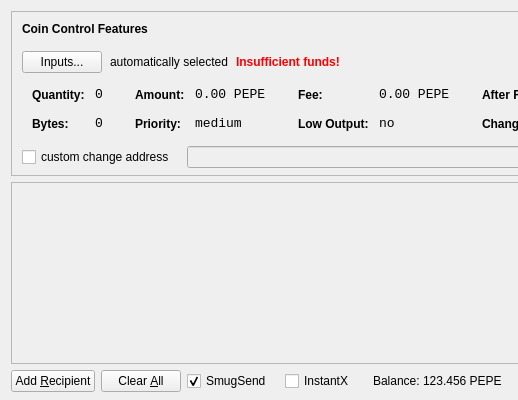
The window that src/qt/forms/sendcoinsdialog.ui (projectmemetic/pepecoin) describes before a commit, drawn with Qt 5; both pictures show x 0 to 518 and y 0 to 400 of the 850 by 400 pixel window.
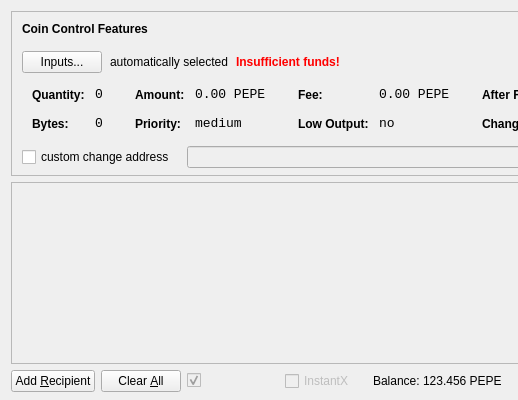
The same window after the commit. Icons and pictures are not drawn.

What changed in the file:
```diff
--- a/src/qt/forms/sendcoinsdialog.ui
+++ b/src/qt/forms/sendcoinsdialog.ui
@@ -701,6 +701,9 @@
        </property>
         <item>
         <widget class="QCheckBox" name="checkUseDarksend">
+         <property name="enabled">
+          <bool>false</bool>
+         </property>
          <property name="minimumSize">
           <size>
            <width>95</width>
@@ -708,7 +711,7 @@
           </size>
          </property>
          <property name="text">
-          <string>SmugSend</string>
+          <string/>
          </property>
          <property name="checked">
           <bool>true</bool>
@@ -718,7 +721,7 @@
        <item>
         <widget class="QCheckBox" name="checkInstantX">
          <property name="enabled">
-          <bool>true</bool>
+          <bool>false</bool>
          </property>
          <property name="minimumSize">
           <size>
```
Left out of the diff: 28 changed lines with no effect on the pictures.
